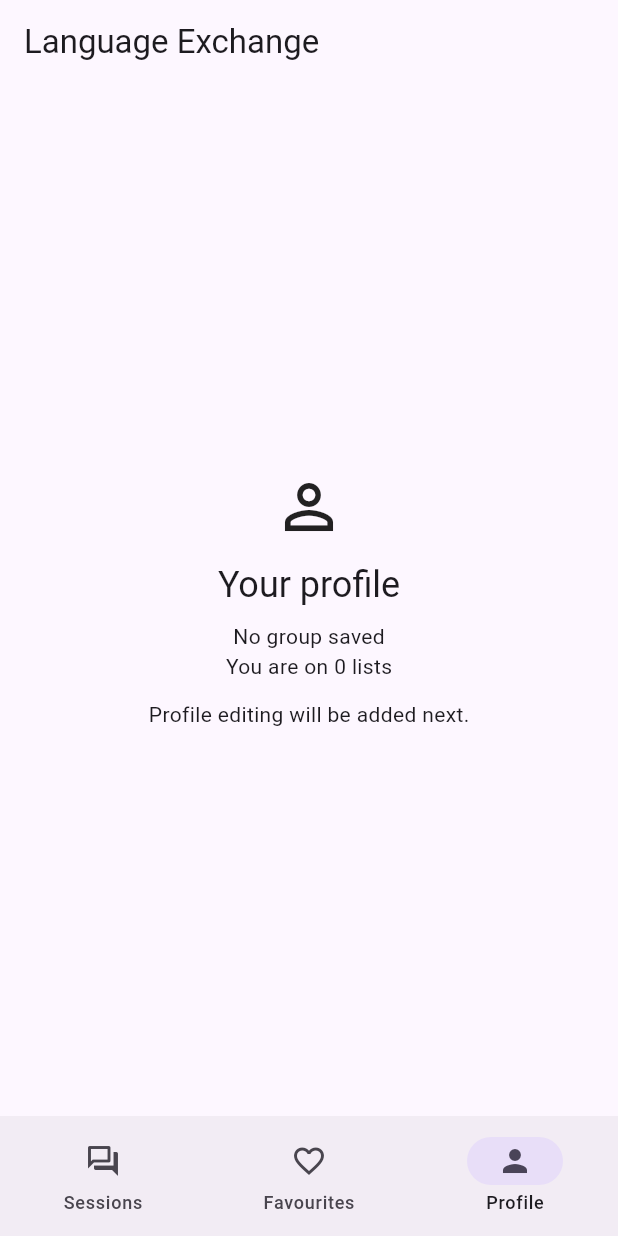
After one commit to SerikYersultan/-flutter-2026-yersultan, a Flutter app: the screen it shows after launch, item 3 of the bottom bar chosen, on a phone screen of 412 x 824 dp. The commit adds this screen. Run offline on Flutter 3.47's test engine with Material 3 defaults, Android fonts, the phone set to English and light mode, and no system bars.

Commit message:
lab1: connect three-tab shell with owned session state

```diff
--- a/lab1/lib/main.dart
+++ b/lab1/lib/main.dart
@@ -1,60 +1,56 @@
 import 'package:flutter/material.dart';
+
+import 'routes.dart';
+import 'screens/app_shell.dart';
 
 void main() {
   runApp(const MyApp());
 }
 
-class MyApp extends StatelessWidget {
+class MyApp extends StatefulWidget {
   const MyApp({super.key});
 
   @override
-  Widget build(BuildContext context) {
-    return const MaterialApp(
-      title: 'Language Exchange',
-      debugShowCheckedModeBanner: false,
-      home: WelcomeScreen(),
-    );
-  }
+  State<MyApp> createState() => _MyAppState();
 }
 
-class WelcomeScreen extends StatelessWidget {
-  const WelcomeScreen({super.key});
+class _MyAppState extends State<MyApp> {
+  ThemeMode _themeMode = ThemeMode.system;
+
+  void _changeTheme(ThemeMode mode) {
+    setState(() {
+      _themeMode = mode;
+    });
+  }
 
   @override
   Widget build(BuildContext context) {
-    final theme = Theme.of(context);
+    final seed = const ColorScheme.light().primary;
 
-    return Scaffold(
-      appBar: AppBar(
-        title: const Text('Language Exchange'),
+    return MaterialApp(
+      title: 'Language Exchange',
+      debugShowCheckedModeBanner: false,
+      theme: ThemeData(
+        colorScheme: ColorScheme.fromSeed(seedColor: seed),
       ),
-      body: SafeArea(
-        child: Center(
-          child: SingleChildScrollView(
-            padding: const EdgeInsets.all(24),
-            child: Column(
-              mainAxisSize: MainAxisSize.min,
-              children: [
-                Icon(
-                  Icons.forum_outlined,
-                  size: 64,
-                  color: theme.colorScheme.primary,
-                ),
-                const SizedBox(height: 16),
-                Text(
-                  'Meet. Speak. Connect.',
-                  textAlign: TextAlign.center,
-                  style: theme.textTheme.headlineSmall,
-                ),
-                const SizedBox(height: 8),
-                Text(
-                  'Conversation sessions for the KBTU community.',
-                  textAlign: TextAlign.center,
-                  style: theme.textTheme.bodyLarge,
-                ),
-              ],
+      darkTheme: ThemeData(
+        colorScheme: ColorScheme.fromSeed(
+          seedColor: seed,
+          brightness: Brightness.dark,
+        ),
+      ),
+      themeMode: _themeMode,
+      initialRoute: Routes.shell,
+      routes: {
+        Routes.shell: (context) => AppShell(
+              themeMode: _themeMode,
+              onThemeChanged: _changeTheme,
             ),
-          ),
+      },
+      onUnknownRoute: (settings) => MaterialPageRoute<void>(
+        settings: settings,
+        builder: (context) => const Scaffold(
+          body: Center(child: Text('Not found')),
         ),
       ),
     );
--- /dev/null
+++ b/lab1/lib/routes.dart
@@ -0,0 +1,3 @@
+abstract final class Routes {
+  static const shell = '/';
+}
--- /dev/null
+++ b/lab1/lib/screens/app_shell.dart
@@ -0,0 +1,134 @@
+import 'package:flutter/material.dart';
+
+import '../data/seed_sessions.dart';
+import '../models/exchange_session.dart';
+import '../models/profile.dart';
+import '../tabs/sessions_tab.dart';
+
+class AppShell extends StatefulWidget {
+  const AppShell({
+    super.key,
+    required this.themeMode,
+    required this.onThemeChanged,
+  });
+
+  final ThemeMode themeMode;
+  final ValueChanged<ThemeMode> onThemeChanged;
+
+  @override
+  State<AppShell> createState() => _AppShellState();
+}
+
+class _AppShellState extends State<AppShell> {
+  late List<ExchangeSession> _sessions;
+  final Profile _profile = const Profile.empty();
+  int _selectedTab = 0;
+
+  @override
+  void initState() {
+    super.initState();
+    _sessions = createSeedSessions();
+  }
+
+  void _selectTab(int index) {
+    setState(() {
+      _selectedTab = index;
+    });
+  }
+
+  void _toggleFavourite(ExchangeSession selected) {
+    final updated = [
+      for (final session in _sessions)
+        if (session.id == selected.id)
+          session.copyWith(favourite: !session.favourite)
+        else
+          session,
+    ];
+
+    setState(() {
+      _sessions = updated;
+    });
+  }
+
+  void _openSession(ExchangeSession session) {
+    ScaffoldMessenger.of(context).showSnackBar(
+      const SnackBar(
+        content: Text('The detail screen will be added in the next stage.'),
+      ),
+    );
+  }
+
+  @override
+  Widget build(BuildContext context) {
+    final membershipCount = _profile.name.trim().isEmpty
+        ? 0
+        : _sessions.where((session) => session.contains(_profile.name)).length;
+    final textTheme = Theme.of(context).textTheme;
+
+    return Scaffold(
+      appBar: AppBar(
+        title: const Text('Language Exchange'),
+      ),
+      body: IndexedStack(
+        index: _selectedTab,
+        children: [
+          SessionsTab(
+            sessions: _sessions,
+            onOpen: _openSession,
+            onFavourite: _toggleFavourite,
+          ),
+          SessionsTab(
+            sessions: _sessions,
+            favouritesOnly: true,
+            onOpen: _openSession,
+            onFavourite: _toggleFavourite,
+          ),
+          Center(
+            child: SingleChildScrollView(
+              padding: const EdgeInsets.all(24),
+              child: Column(
+                mainAxisSize: MainAxisSize.min,
+                children: [
+                  const Icon(Icons.person_outline, size: 48),
+                  const SizedBox(height: 12),
+                  Text(
+                    _profile.name.isEmpty ? 'Your profile' : _profile.name,
+                    style: textTheme.headlineSmall,
+                  ),
+                  const SizedBox(height: 8),
+                  Text(
+                    _profile.group.isEmpty ? 'No group saved' : _profile.group,
+                  ),
+                  Text('You are on $membershipCount lists'),
+                  const SizedBox(height: 12),
+                  const Text('Profile editing will be added next.'),
+                ],
+              ),
+            ),
+          ),
+        ],
+      ),
+      bottomNavigationBar: NavigationBar(
+        selectedIndex: _selectedTab,
+        onDestinationSelected: _selectTab,
+        destinations: const [
+          NavigationDestination(
+            icon: Icon(Icons.forum_outlined),
+            selectedIcon: Icon(Icons.forum),
+            label: 'Sessions',
+          ),
+          NavigationDestination(
+            icon: Icon(Icons.favorite_border),
+            selectedIcon: Icon(Icons.favorite),
+            label: 'Favourites',
+          ),
+          NavigationDestination(
+            icon: Icon(Icons.person_outline),
+            selectedIcon: Icon(Icons.person),
+            label: 'Profile',
+          ),
+        ],
+      ),
+    );
+  }
+}
```
Also changed, not shown: 1 other file.
